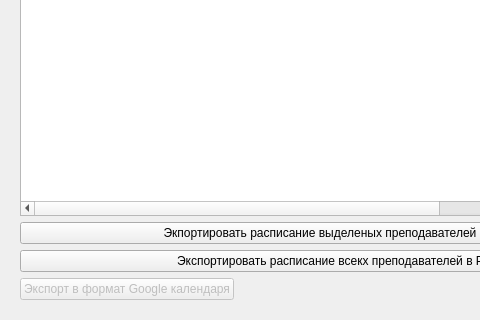
Qt form catalogsform.ui (lex1133/ScheduleV2) before a commit; both pictures show x 0 to 480 and y 178 to 498 of the 677 by 498 pixel window.
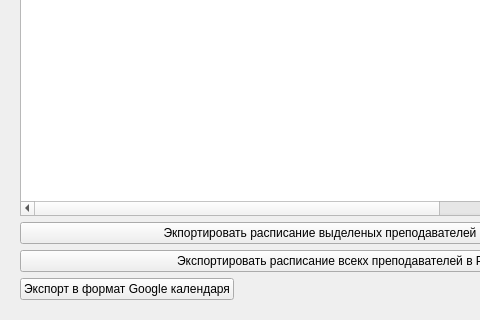
The same form after that commit. The open tabs and pages were chosen to show the change.

What changed in the file:
```diff
--- a/catalogsform.ui
+++ b/catalogsform.ui
@@ -218,7 +218,7 @@
        <item row="4" column="0">
         <widget class="QPushButton" name="ExportToGoogle">
          <property name="enabled">
-          <bool>false</bool>
+          <bool>true</bool>
          </property>
          <property name="text">
           <string>Экспорт в формат Google календаря</string>
```
